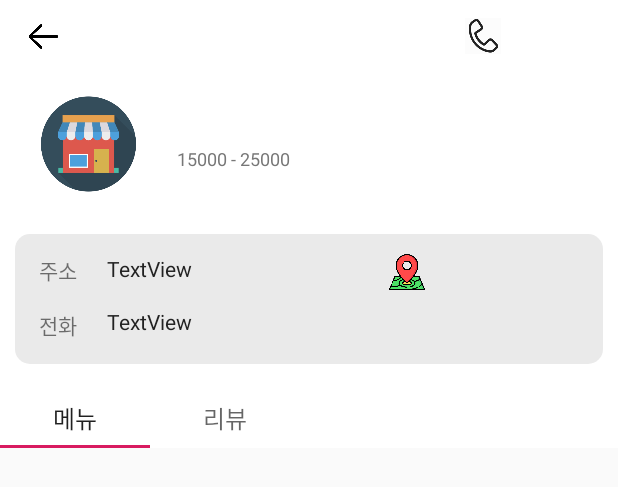
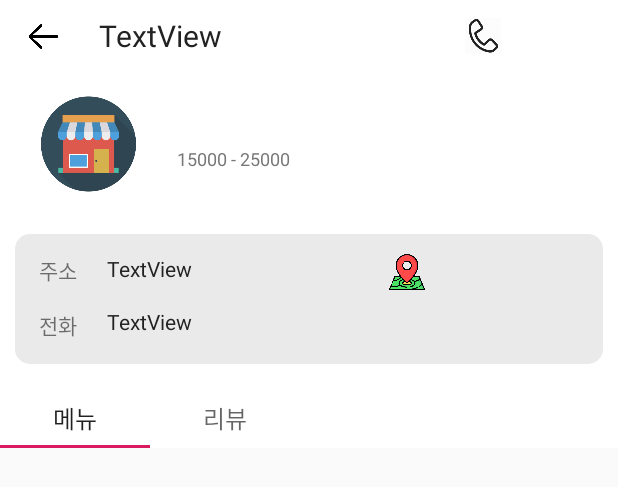
Before and after one commit to miinsuu/MOC, an Android app: the layout fragment_restaurant_info.xml on its own in the app's theme, with its tools: preview values and no code run, on a phone screen of 412 x 824 dp. Shown: the top 487 px of the screen. Run offline under Robolectric (Android 15) with nearby library versions, the phone set to English and light mode, and no system bars.

Commit message:
restaurantInfo - Toolbar restaurantName 추가.

```diff
--- a/app/src/main/res/layout/fragment_restaurant_info.xml
+++ b/app/src/main/res/layout/fragment_restaurant_info.xml
@@ -10,7 +10,7 @@
     <!-- TODO: Update blank fragment layout -->
 
     <com.google.android.material.appbar.AppBarLayout
-        android:id="@+id/appbarLayout_Info"
+        android:id="@+id/restaurantInfo_AppbarLayout"
         android:layout_width="match_parent"
         android:layout_height="wrap_content"
         android:background="#FFFFFF"
@@ -177,7 +177,7 @@
 
 
             <androidx.appcompat.widget.Toolbar
-                android:id="@+id/toolbar"
+                android:id="@+id/restaurantInfo_Toolbar"
                 android:layout_width="match_parent"
                 android:layout_height="48dp"
                 android:minHeight="?attr/actionBarSize"
@@ -198,11 +198,21 @@
                         android:layout_marginBottom="11dp"
                         android:background="@drawable/back" />
 
+                    <TextView
+                        android:id="@+id/restaurantInfo_ToolbarNameTxt"
+                        android:layout_width="236dp"
+                        android:layout_height="wrap_content"
+                        android:layout_gravity="center_vertical"
+                        android:layout_marginLeft="24dp"
+                        android:text="TextView"
+                        android:textColor="#222222"
+                        android:textSize="20sp" />
+
                     <ImageButton
                         android:id="@+id/call_btn"
                         android:layout_width="24dp"
                         android:layout_height="24dp"
-                        android:layout_marginLeft="268dp"
+                        android:layout_marginLeft="8dp"
                         android:layout_marginTop="12dp"
                         android:layout_marginRight="10dp"
                         android:layout_marginBottom="12dp"
```
Also changed, not shown: app/src/main/java/com/momeokji/moc/RestaurantInfoFragment.java (+47 -0 lines).
